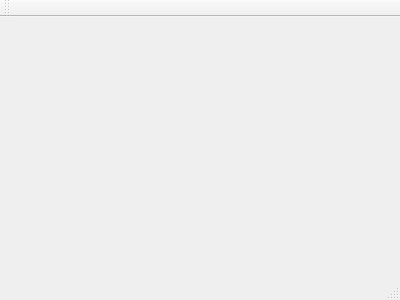
Old version of the form mainwindow.ui in the repository AbelBetaCat/DS-Asistant.
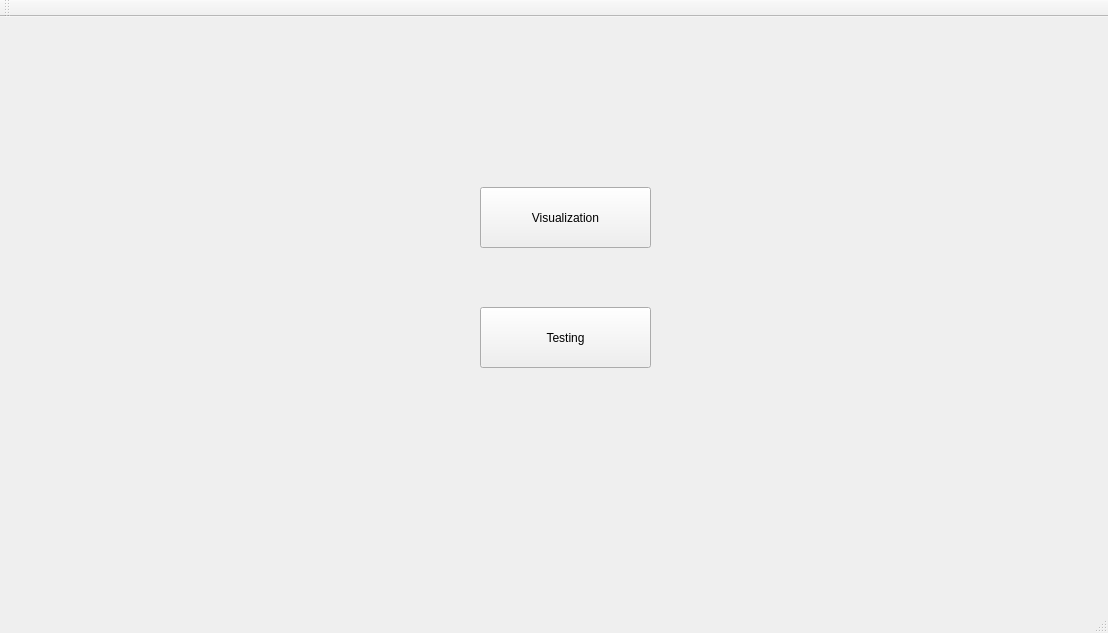
New version of the form. Icons and pictures are not drawn.

```diff
--- a/mainwindow.ui
+++ b/mainwindow.ui
@@ -1,24 +1,69 @@
 <ui version="4.0">
  <class>MainWindow</class>
- <widget class="QMainWindow" name="MainWindow" >
-  <property name="geometry" >
+ <widget class="QMainWindow" name="MainWindow">
+  <property name="geometry">
    <rect>
     <x>0</x>
     <y>0</y>
-    <width>400</width>
-    <height>300</height>
+    <width>1108</width>
+    <height>633</height>
    </rect>
   </property>
   <property name="windowTitle" >
    <string>MainWindow</string>
   </property>
-  <widget class="QMenuBar" name="menuBar" />
-  <widget class="QToolBar" name="mainToolBar" />
-  <widget class="QWidget" name="centralWidget" />
-  <widget class="QStatusBar" name="statusBar" />
+  <property name="styleSheet">
+   <string notr="true">background-image: url(:/image/background);</string>
+  </property>
+  <widget class="QWidget" name="centralWidget">
+   <widget class="QPushButton" name="pushButton_1">
+    <property name="geometry">
+     <rect>
+      <x>480</x>
+      <y>170</y>
+      <width>171</width>
+      <height>61</height>
+     </rect>
+    </property>
+    <property name="text">
+     <string>Visualization</string>
+    </property>
+   </widget>
+   <widget class="QPushButton" name="pushButton_2">
+    <property name="geometry">
+     <rect>
+      <x>480</x>
+      <y>290</y>
+      <width>171</width>
+      <height>61</height>
+     </rect>
+    </property>
+    <property name="text">
+     <string>Testing</string>
+    </property>
+   </widget>
+  </widget>
+  <widget class="QMenuBar" name="menuBar">
+   <property name="geometry">
+    <rect>
+     <x>0</x>
+     <y>0</y>
+     <width>1108</width>
+     <height>26</height>
+    </rect>
+   </property>
+  </widget>
+  <widget class="QToolBar" name="mainToolBar">
+   <attribute name="toolBarArea">
+    <enum>TopToolBarArea</enum>
+   </attribute>
+   <attribute name="toolBarBreak">
+    <bool>false</bool>
+   </attribute>
+  </widget>
+  <widget class="QStatusBar" name="statusBar"/>
  </widget>
- <layoutDefault spacing="6" margin="11" />
- <pixmapfunction></pixmapfunction>
+ <layoutdefault spacing="6" margin="11"/>
  <resources/>
  <connections/>
 </ui>
```
Left out of the diff: 3 changed lines with no effect on the pictures.
